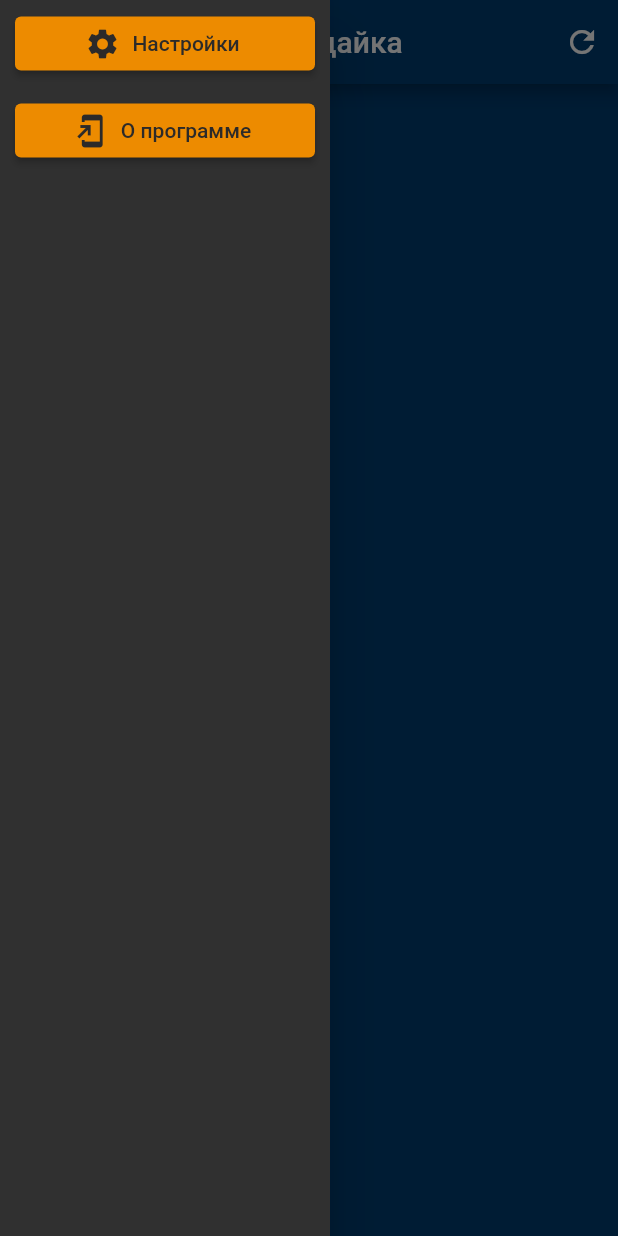
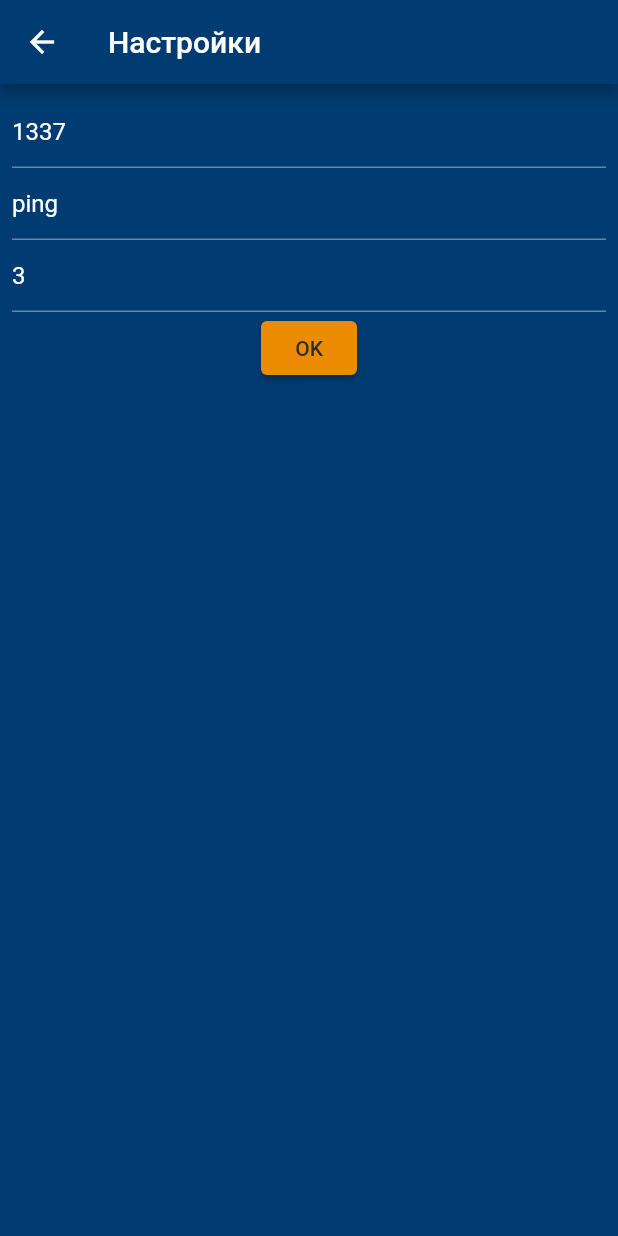
Before and after one commit to Bachar-official/remote-cooling-android, a Flutter app: the screen it shows after launch, in the side drawer, after a tap on "Настройки", on a phone screen of 412 x 824 dp. Run offline on Flutter 3.47's test engine with Material 2 defaults, Android fonts, the phone set to English and light mode, and no system bars; our stand-ins replace hive; accounts and stored records are empty.

Commit message:
Mock settings page

```diff
--- a/remote_cooling_android/lib/app/routing.dart
+++ b/remote_cooling_android/lib/app/routing.dart
@@ -2,7 +2,7 @@ import 'package:flutter/material.dart';
 import 'package:remote_cooling_android/ui/homepage.dart';
 import 'package:remote_cooling_android/ui/conditioner_page.dart';
 import 'package:remote_cooling_android/ui/about.dart';
-import 'package:remote_cooling_android/ui/new_conditioner.dart';
+import 'package:remote_cooling_android/ui/settings.dart';
 
 class AppRouter {
   static Route<dynamic> generateRoute(RouteSettings routeSettings) {
@@ -13,8 +13,8 @@ class AppRouter {
       return _buildRoute((context) => ConditionerPage(), routeSettings);
       case aboutPage:
       return _buildRoute((context) => AboutPage(), routeSettings);
-      case newConditioner:
-      return _buildRoute((context) => NewConditionerPage(), routeSettings);
+      case settingsPage:
+      return _buildRoute((context) => SettingsPage(), routeSettings);
       default: throw Exception("Unknown route: ${routeSettings.name}");
     }
   }
@@ -22,7 +22,7 @@ class AppRouter {
   static const String homepage = '/';
   static const String conditionerPage = '/conditionerPage';
   static const String aboutPage = '/about';
-  static const String newConditioner = '/newConditioner';
+  static const String settingsPage = '/settings';
 }
 
 MaterialPageRoute _buildRoute(WidgetBuilder builder, settings) {
--- a/remote_cooling_android/lib/ui/navbar.dart
+++ b/remote_cooling_android/lib/ui/navbar.dart
@@ -14,16 +14,19 @@ class NavBar extends StatelessWidget {
                 padding:
                     const EdgeInsets.symmetric(horizontal: 10, vertical: 5),
                 child: ElevatedButton.icon(
-                    onPressed: () => {},
+                    onPressed: () {
+                      RouteUtils.goToPage(
+                        context, AppRouter.settingsPage, null, null);
+                    },
                     icon: Icon(Icons.settings),
                     label: Text('Настройки')),
               ),
               Padding(
                 padding: EdgeInsets.symmetric(horizontal: 10, vertical: 5),
                 child: ElevatedButton.icon(
-                    onPressed: () => {
+                    onPressed: () {
                           RouteUtils.goToPage(
-                              context, AppRouter.aboutPage, null, null),
+                              context, AppRouter.aboutPage, null, null);
                         },
                     icon: Icon(Icons.add_to_home_screen),
                     label: Text('О программе')),
--- /dev/null
+++ b/remote_cooling_android/lib/ui/settings.dart
@@ -0,0 +1,46 @@
+import 'dart:math';
+
+import 'package:flutter/material.dart';
+import 'package:remote_cooling_android/utils/renderUtils.dart';
+import 'package:remote_cooling_android/utils/routeUtils.dart';
+
+class SettingsPage extends StatefulWidget {
+  @override
+  _SettingsState createState() => _SettingsState();
+}
+
+class _SettingsState extends State<SettingsPage> {
+  int port = 1337;
+  int duration = 3;
+  String pingCommand = 'ping';
+  @override
+  Widget build(BuildContext context) {
+    final _formKey = GlobalKey<FormState>();
+
+    return Scaffold(
+      appBar: AppBar(
+        title: Text('Настройки')
+      ),
+      body: Builder(
+        builder: (ctx) =>
+        Form(
+          key: _formKey,
+          child: Padding(
+            padding: EdgeInsets.all(8.0),
+            child: Column(
+            children: [
+              ...RenderUtils.renderForm([port, pingCommand, duration]),
+              ElevatedButton(onPressed: () {
+                if (_formKey.currentState.validate()) {
+                  RouteUtils.showNotification(ctx, 'Успешно!', Colors.green);
+                }
+              },
+              child: Text('OK'))
+              ],
+          ),
+        ),
+        ),
+      )
+    );
+  }
+}
--- a/remote_cooling_android/lib/utils/renderUtils.dart
+++ b/remote_cooling_android/lib/utils/renderUtils.dart
@@ -5,6 +5,7 @@ import 'package:remote_cooling_android/entities/conditioner_status.dart';
 import 'package:remote_cooling_android/utils/routeUtils.dart';
 import 'package:remote_cooling_android/utils/time_ago.dart';
 import 'package:remote_cooling_android/constants.dart';
+import 'package:remote_cooling_android/utils/validation.dart';
 
 class RenderUtils {
   static Icon getIconStatus(ConditionerStatus status) {
@@ -29,14 +30,16 @@ class RenderUtils {
   static List<SizedBox> renderCards(
       List<Conditioner> conditioners, BuildContext context, Function callback) {
     List<SizedBox> result = [];
-    if (conditioners == null) {
-      return result;
+    if (conditioners == null || conditioners.length == 0) {
+      result.add(SizedBox(
+        child: Center(child: Text('Устройств в вашей подсети не найдено.\n'+
+        'Попробуйте повторить поиск или проверьте настройки сети.'))
+      ));
     } else {
       for (Conditioner conditioner in conditioners) {
         result.add(generateCard(conditioner, context, callback));
       }
     }
-
     return result;
   }
 
@@ -187,6 +190,37 @@ class RenderUtils {
     }
   }
 
+  static List<Widget> renderForm(List<dynamic> values) {
+    List<Widget> result = [];
+
+    result.add(TextFormField(
+      initialValue: values[0].toString(),
+      decoration: InputDecoration(hintText: 'Порт'),
+      validator: ValidationUtils.validatePort,
+      onChanged: (newIp) => {
+        values[0] = newIp
+      }
+    ));
+    result.add(TextFormField(
+      initialValue: values[1],
+      decoration: InputDecoration(hintText: 'Команда для сканирования'),
+      validator: ValidationUtils.validateNull,
+      onChanged: (newCommand) => {
+        values[1] = newCommand
+      }
+    ));
+    result.add(TextFormField(
+      initialValue: values[2].toString(),
+      decoration: InputDecoration(hintText: 'Длительность ожидания (сек.)'),
+      validator: ValidationUtils.validateDuration,
+      onChanged: (newDuration) => {
+        values[2] = newDuration
+      }
+    ));
+
+    return result;
+  }
+
   static Column renderModeChoose(Conditioner conditioner, Function onChange) {
     return Column(
       children: [
```
Also changed, not shown: remote_cooling_android/lib/ui/new_conditioner.dart (deleted, +0 -56 lines), remote_cooling_android/lib/utils/validation.dart (+38 -0 lines).
